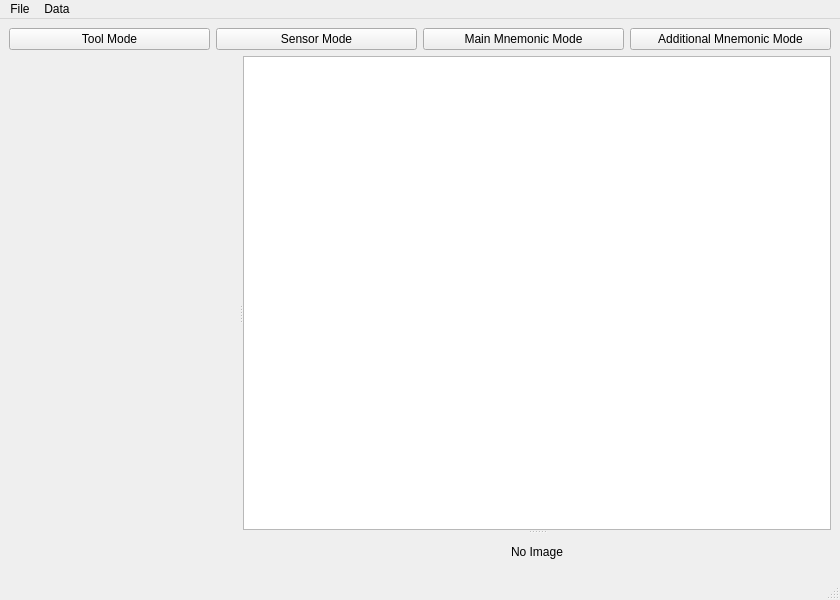
The window that mainwindow.ui (vanish194/V4DataBaseEditor) describes before a commit, drawn with Qt 5.
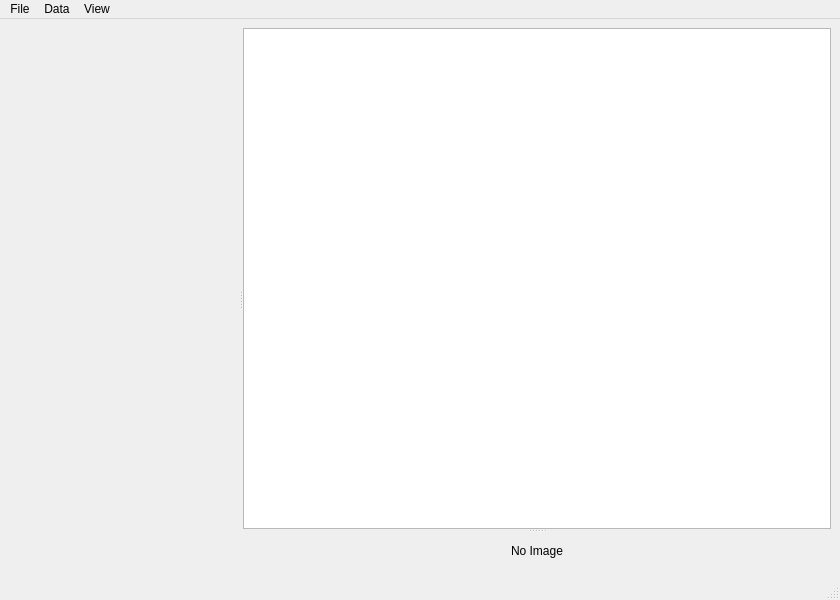
The same window after the commit. Custom widgets are drawn as their Qt base class.

Commit message: clang+image+butons->menu

```diff
--- a/mainwindow.ui
+++ b/mainwindow.ui
@@ -15,38 +15,6 @@
   </property>
   <widget class="QWidget" name="centralwidget">
    <layout class="QVBoxLayout" name="verticalLayoutMain">
-    <item>
-     <layout class="QHBoxLayout" name="buttonLayout">
-      <item>
-       <widget class="QPushButton" name="toolModeButton">
-        <property name="text">
-         <string>Tool Mode</string>
-        </property>
-       </widget>
-      </item>
-      <item>
-       <widget class="QPushButton" name="sensorModeButton">
-        <property name="text">
-         <string>Sensor Mode</string>
-        </property>
-       </widget>
-      </item>
-      <item>
-       <widget class="QPushButton" name="mainMnemonicModeButton">
-        <property name="text">
-         <string>Main Mnemonic Mode</string>
-        </property>
-       </widget>
-      </item>
-      <item>
-       <widget class="QPushButton" name="additionalMnemonicModeButton">
-        <property name="text">
-         <string>Additional Mnemonic Mode</string>
-        </property>
-       </widget>
-      </item>
-     </layout>
-    </item>
     <item>
      <widget class="QSplitter" name="mainSplitter">
       <property name="sizePolicy">
@@ -65,6 +33,12 @@
          <verstretch>0</verstretch>
         </sizepolicy>
        </property>
+       <property name="minimumSize">
+        <size>
+         <width>0</width>
+         <height>0</height>
+        </size>
+       </property>
       </widget>
       <widget class="QSplitter" name="rightSplitter">
        <property name="sizePolicy">
@@ -131,8 +105,18 @@
     <addaction name="actionCompareCurrentData"/>
     <addaction name="actionApplyChanges"/>
    </widget>
+   <widget class="QMenu" name="menuView">
+    <property name="title">
+     <string>View</string>
+    </property>
+    <addaction name="actionToolMode"/>
+    <addaction name="actionSensorMode"/>
+    <addaction name="actionMainMnemonicMode"/>
+    <addaction name="actionAdditionalMnemonicMode"/>
+   </widget>
    <addaction name="menuFile"/>
    <addaction name="menuData"/>
+   <addaction name="menuView"/>
   </widget>
   <widget class="QStatusBar" name="statusbar"/>
   <action name="actionOpen">
```
Left out of the diff: 20 changed lines with no effect on the pictures. The commit also changes 20 other files.
